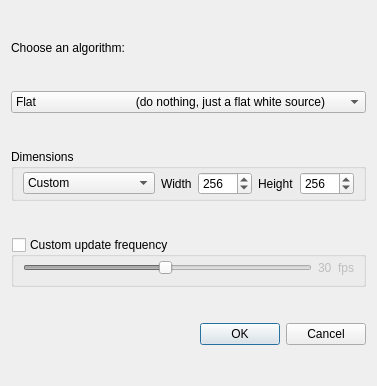
Old version of the form src/AlgorithmSelectionDialog.ui in the repository markus-wa/glmixer-mirror.
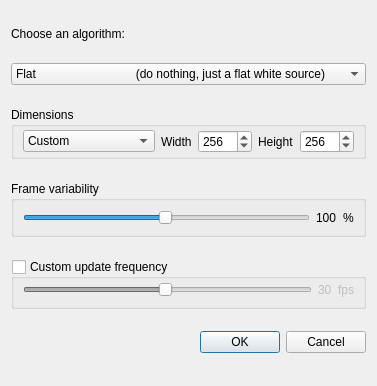
New version of the form. Icons and pictures are not drawn.

Commit message: Implemented PERLIN noise for Algorithm sources. also, I improved the Algorithm selection dialog, and made few bug fixes (started to code elements for version 0.7, but nothing used yet).

Patch:
```diff
--- a/src/AlgorithmSelectionDialog.ui
+++ b/src/AlgorithmSelectionDialog.ui
@@ -206,6 +206,54 @@
      </layout>
     </widget>
    </item>
+   <item>
+    <widget class="QGroupBox" name="groupBox">
+     <property name="sizePolicy">
+      <sizepolicy hsizetype="Preferred" vsizetype="Maximum">
+       <horstretch>0</horstretch>
+       <verstretch>0</verstretch>
+      </sizepolicy>
+     </property>
+     <property name="title">
+      <string>Frame variability</string>
+     </property>
+     <layout class="QHBoxLayout" name="horizontalLayout_2">
+      <item>
+       <widget class="QSlider" name="variabilitySlider">
+        <property name="minimum">
+         <number>1</number>
+        </property>
+        <property name="maximum">
+         <number>100</number>
+        </property>
+        <property name="pageStep">
+         <number>10</number>
+        </property>
+        <property name="value">
+         <number>50</number>
+        </property>
+        <property name="orientation">
+         <enum>Qt::Horizontal</enum>
+        </property>
+       </widget>
+      </item>
+      <item>
+       <widget class="QLabel" name="variability">
+        <property name="text">
+         <string>100</string>
+        </property>
+       </widget>
+      </item>
+      <item>
+       <widget class="QLabel" name="fps_2">
+        <property name="text">
+         <string>%</string>
+        </property>
+       </widget>
+      </item>
+     </layout>
+    </widget>
+   </item>
    <item>
     <widget class="QGroupBox" name="customUpdateFrequency">
      <property name="sizePolicy">
```
Left out of the diff: 34 changed lines with no effect on the pictures. The commit also changes 14 other files.
